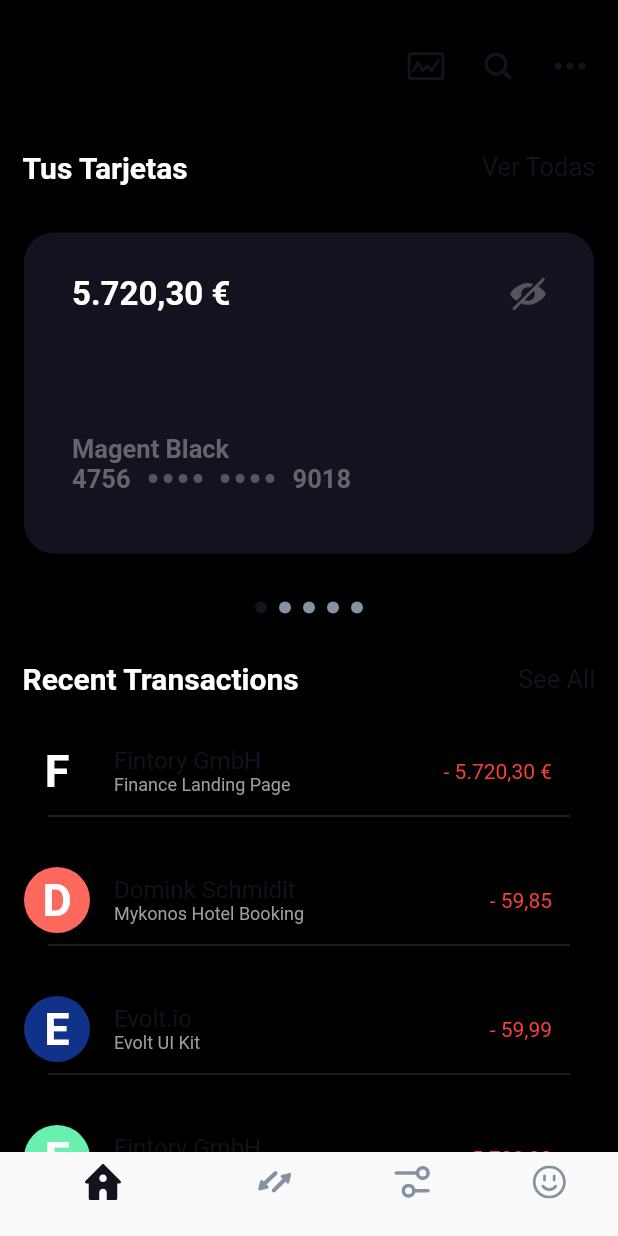
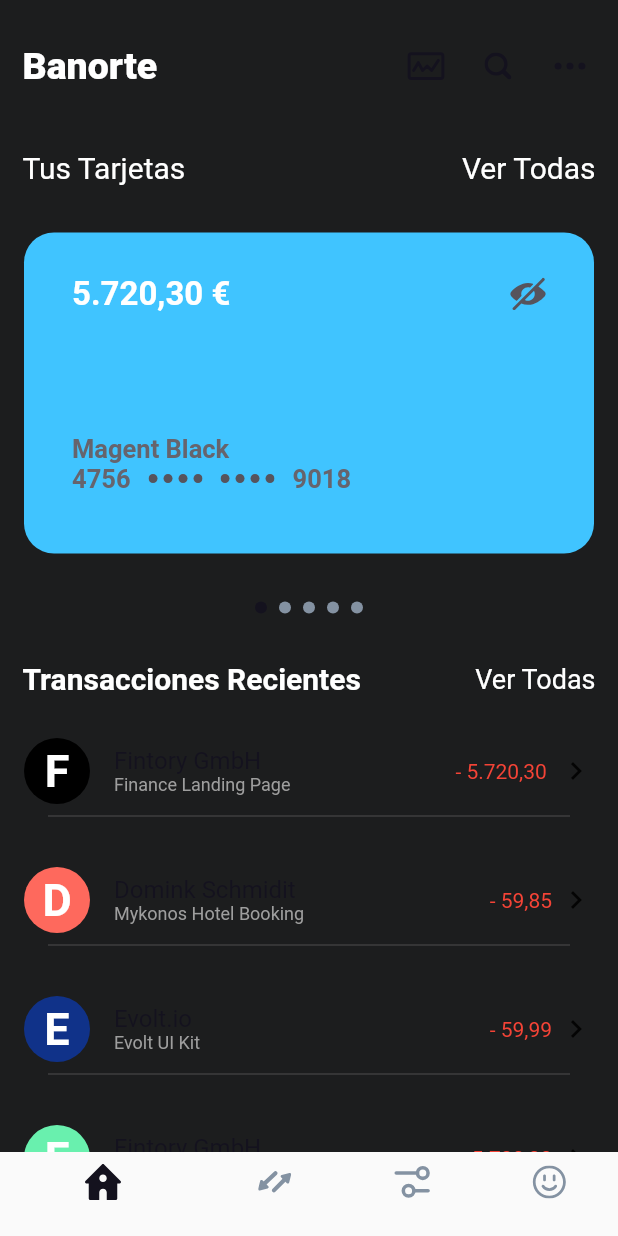
Before and after one commit to JocelynVelarde/Banorte, a Flutter app: the screen it shows after launch, on a phone screen of 412 x 824 dp. Run offline on Flutter 3.47's test engine with Material 2 defaults, Android fonts, the phone set to English and light mode, and no system bars; our stand-ins replace flutter_svg.

Commit message:
added new background and better visibility

```diff
--- a/lib/components/appbar.dart
+++ b/lib/components/appbar.dart
@@ -19,6 +19,7 @@ class _AppbarState extends State<Appbar> {
             style: TextStyle(
               fontSize: 25.0,
               fontWeight: FontWeight.w800,
+              color: Colors.white,
             ),
           ),
           Row(
--- a/lib/components/cards.dart
+++ b/lib/components/cards.dart
@@ -43,8 +43,16 @@ class _CardsListState extends State<CardsList> {
             child: Row(
               mainAxisAlignment: MainAxisAlignment.spaceBetween,
               children: [
-                Text('Tus Tarjetas', style: ThemeStyles.primaryTitle),
-                Text('Ver Todas', style: ThemeStyles.seeAll),
+                Text('Tus Tarjetas',
+                    style: TextStyle(
+                        fontSize: 20.0,
+                        fontWeight: FontWeight.w400,
+                        color: Colors.white)),
+                Text('Ver Todas',
+                    style: TextStyle(
+                        fontSize: 20.0,
+                        fontWeight: FontWeight.w400,
+                        color: Colors.white)),
               ],
             ),
           ),
--- a/lib/components/recentTransactions.dart
+++ b/lib/components/recentTransactions.dart
@@ -23,8 +23,13 @@ class _RecentTransactionsState extends State<RecentTransactions> {
             child: Row(
               mainAxisAlignment: MainAxisAlignment.spaceBetween,
               children: [
-                Text('Recent Transactions', style: ThemeStyles.primaryTitle),
-                Text('See All', style: ThemeStyles.seeAll),
+                Text('Transacciones Recientes',
+                    style: ThemeStyles.primaryTitle),
+                Text('Ver Todas',
+                    style: TextStyle(
+                        fontSize: 18.0,
+                        fontWeight: FontWeight.w400,
+                        color: Colors.white)),
               ],
             ),
           ),
@@ -39,7 +44,7 @@ class _RecentTransactionsState extends State<RecentTransactions> {
                   letter: 'F',
                   title: 'Fintory GmbH',
                   subTitle: 'Finance Landing Page',
-                  price: '- 5.720,30 €',
+                  price: '- 5.720,30 ',
                 ),
                 TransactionCard(
                   color: Color(0xfffe695d),
--- a/lib/main.dart
+++ b/lib/main.dart
@@ -13,8 +13,8 @@ class _MyAppState extends State<MyApp> {
   Widget build(BuildContext context) {
     return MaterialApp(
       theme: ThemeData(
-        primaryColor: Colors.black,
-        scaffoldBackgroundColor: Colors.black,
+        primaryColor: Color.fromARGB(44, 58, 58, 57),
+        scaffoldBackgroundColor: Color.fromARGB(255, 28, 29, 30),
       ),
       debugShowCheckedModeBanner: false,
       home: HomeWidget(),
--- a/lib/screens/transactionPage.dart
+++ b/lib/screens/transactionPage.dart
@@ -1,7 +1,6 @@
 import 'package:flutter/material.dart';
 import 'package:flutter_application_3/utilities/themeColors.dart';
 import 'package:flutter_application_3/utilities/themeStyles.dart';
-import 'package:flutter_application_3/widgets/addNote.dart';
 import 'package:flutter_application_3/widgets/cardInPage.dart';
 import 'package:flutter_application_3/widgets/otherDetailsDivider.dart';
 import 'package:flutter_svg/svg.dart';
@@ -40,6 +39,7 @@ class _TransactionPageState extends State<TransactionPage> {
         ),
       ),
       body: Container(
+        color: Colors.blue,
         child: Stack(
           children: [
             ListView(
--- a/lib/widgets/creditCard.dart
+++ b/lib/widgets/creditCard.dart
@@ -17,7 +17,7 @@ class _CreditCardState extends State<CreditCard> {
         height: 216,
         width: 380,
         decoration: BoxDecoration(
-          color: ThemeColors.black,
+          color: Colors.lightBlueAccent,
           borderRadius: BorderRadius.circular(20.0),
         ),
         child: Padding(
```
Also changed, not shown: lib/widgets/addNote.dart (deleted, +0 -35 lines).
